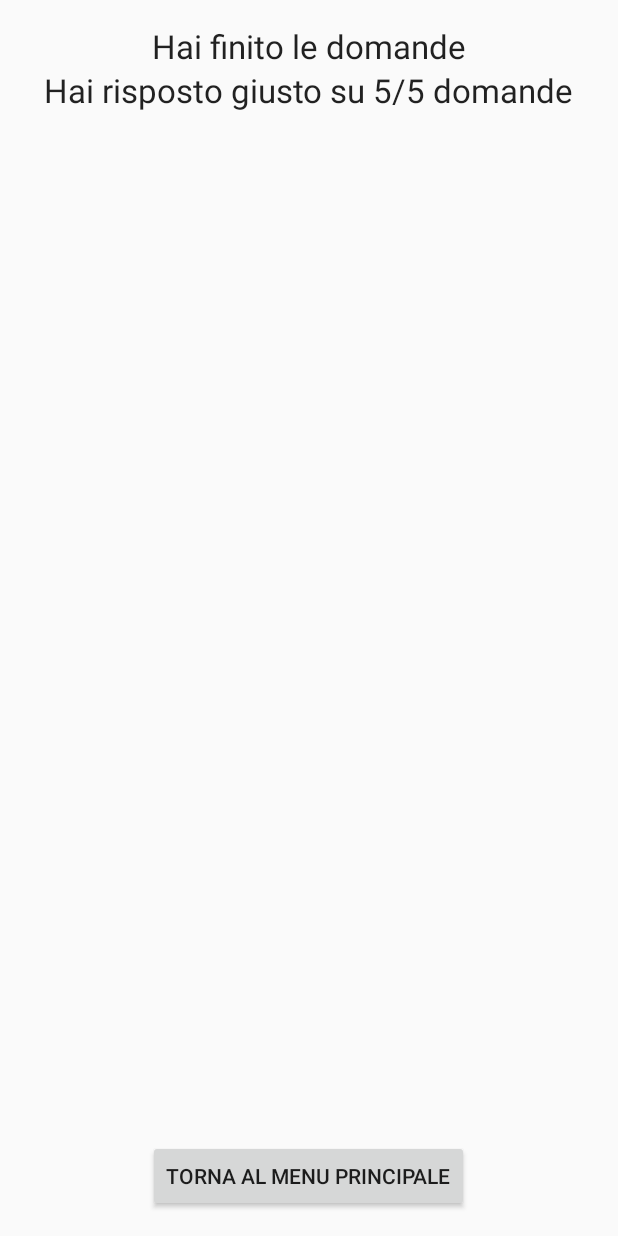
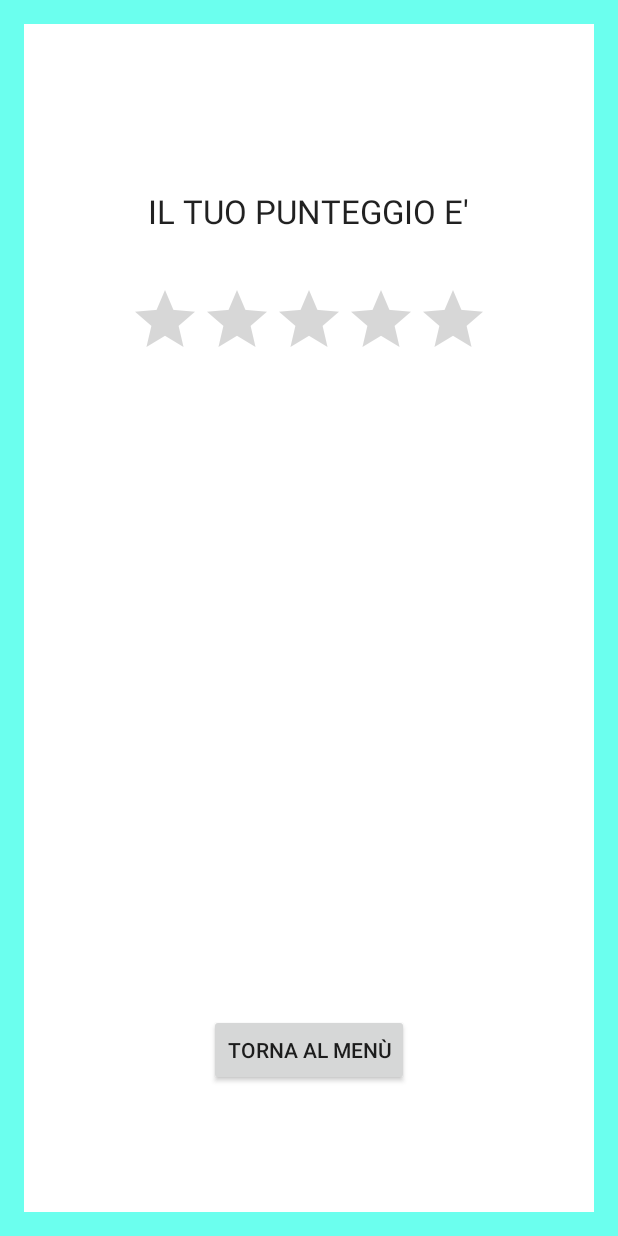
Before and after one commit to Baxxo/Quiz, an Android app: the layout activity_game_over.xml on its own in the app's theme, with its tools: preview values and no code run, on a phone screen of 412 x 824 dp. Run offline under Robolectric (Android 15) with nearby library versions, the phone set to English and light mode, and no system bars.

Commit message:
gameOver

```diff
--- a/app/src/main/java/quouo/quizone/gameOver.java
+++ b/app/src/main/java/quouo/quizone/gameOver.java
@@ -6,17 +6,22 @@ import android.os.Bundle;
 import android.support.v7.widget.ButtonBarLayout;
 import android.view.View;
 import android.widget.Button;
+import android.widget.RatingBar;
 import android.widget.TextView;
 
 public class gameOver extends AppCompatActivity {
 
+    RatingBar ratingBar;
     @Override
     protected void onCreate(Bundle savedInstanceState) {
         super.onCreate(savedInstanceState);
         setContentView(R.layout.activity_game_over);
         TextView textView = (TextView)findViewById(R.id.textView6);
-        textView.setText("Hai risposto su " + getIntent().getStringExtra("Punteggio") + "/5");
-        Button button = (Button)findViewById(R.id.button4);
+
+        float punteggio1 = Float.parseFloat(punteggio);
+        ratingBar = (RatingBar) findViewById(R.id.ratingBar);
+        ratingBar.setRating(punteggio);
+        Button button = (Button)findViewById(R.id.back);
         button.setOnClickListener(new View.OnClickListener() {
             @Override
             public void onClick(View v) {
--- a/app/src/main/res/layout/activity_game_over.xml
+++ b/app/src/main/res/layout/activity_game_over.xml
@@ -7,31 +7,41 @@
     android:paddingLeft="@dimen/activity_horizontal_margin"
     android:paddingRight="@dimen/activity_horizontal_margin"
     android:paddingTop="@dimen/activity_vertical_margin"
-    tools:context="quouo.quizone.gameOver">
+    tools:context="quouo.quizone.gameOver"
+    android:background="#6bffee">
+
+    <RelativeLayout
+        android:layout_width="match_parent"
+        android:layout_height="match_parent"
+        android:layout_alignParentEnd="true"
+        android:background="#ffffff">
 
         <TextView
             android:layout_width="wrap_content"
             android:layout_height="wrap_content"
             android:textAppearance="?android:attr/textAppearanceLarge"
-        android:text="Hai finito le domande"
+            android:text="IL TUO PUNTEGGIO E&apos;"
             android:id="@+id/textView"
+            android:layout_marginTop="110dp"
             android:layout_alignParentTop="true"
             android:layout_centerHorizontal="true" />
 
-    <TextView
+        <RatingBar
             android:layout_width="wrap_content"
             android:layout_height="wrap_content"
-        android:textAppearance="?android:attr/textAppearanceLarge"
-        android:text="Hai risposto giusto su 5/5 domande"
-        android:id="@+id/textView6"
+            android:id="@+id/ratingBar"
+            android:layout_marginTop="34dp"
             android:layout_below="@+id/textView"
-        android:layout_centerHorizontal="true" />
+            android:layout_centerHorizontal="true"
+            android:numStars="5" />
 
         <Button
             android:layout_width="wrap_content"
             android:layout_height="wrap_content"
-        android:text="Torna al menu principale"
-        android:id="@+id/button4"
+            android:text="Torna al menù"
+            android:id="@+id/back"
             android:layout_alignParentBottom="true"
-        android:layout_centerHorizontal="true" />
+            android:layout_centerHorizontal="true"
+            android:layout_marginBottom="84dp" />
     </RelativeLayout>
+</RelativeLayout>
--- a/app/src/main/res/layout/activity_quiz.xml
+++ b/app/src/main/res/layout/activity_quiz.xml
@@ -7,7 +7,7 @@
     android:paddingLeft="@dimen/activity_horizontal_margin"
     android:paddingRight="@dimen/activity_horizontal_margin"
     android:paddingTop="@dimen/activity_vertical_margin"
-    android:background="#B8ECFF"
+    android:background="#6bffee"
     tools:context="quouo.quizone.QuizActivity">
     <RelativeLayout
         android:layout_width="match_parent"
```
Lines whose indentation alone changed are shown as unchanged.
